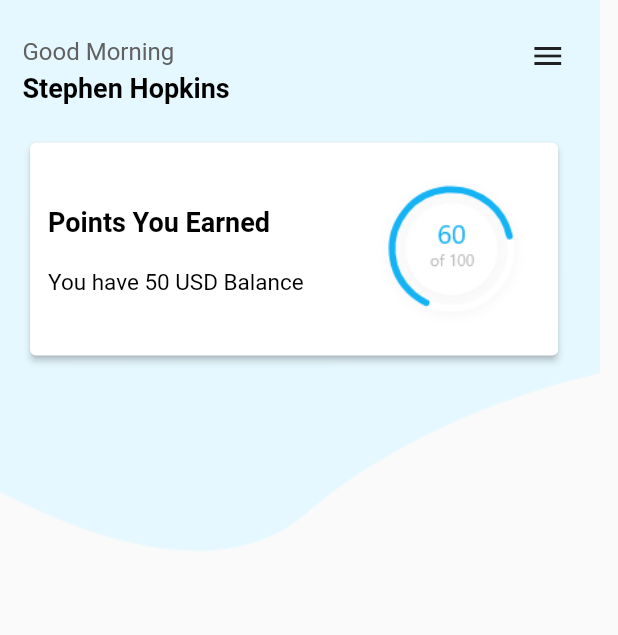
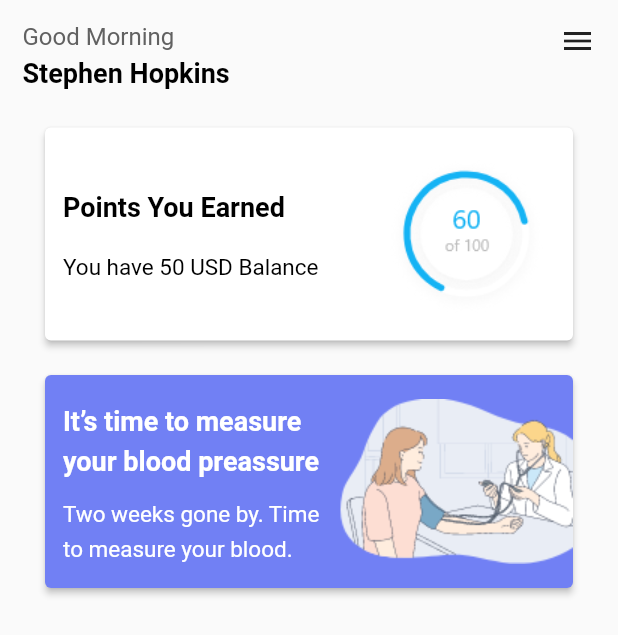
Before and after one commit to shahrukhktk/Collabrre, a Flutter app: the screen it shows after launch, on a phone screen of 412 x 824 dp. Shown: the top 635 px of the screen. Run offline on Flutter 3.47's test engine with Material 2 defaults, Android fonts, the phone set to English and light mode, and no system bars; Roboto replaces fonts that are missing (SFProDisplay).

Commit message:
init progress done

```diff
--- a/lib/main.dart
+++ b/lib/main.dart
@@ -19,15 +19,17 @@ class HomeScreen extends StatefulWidget {
 class _HomeScreenState extends State<HomeScreen> {
   @override
   Widget build(BuildContext context) {
-    return Scaffold(
+    return Container(
+      decoration: BoxDecoration(
+        image: new DecorationImage(
+          image: new AssetImage("images/background.png"),
+          fit: BoxFit.fill,
+        ),
+      ),
+      child: Scaffold(
           body: ListView(
             children: <Widget>[
-          Stack(
-            children: <Widget>[
-              Image(image: AssetImage("images/background.png"), fit: BoxFit.fill, width: 400,),
-              Positioned(
-                top: 10,
-                child: Padding(
+              Padding(
                 padding: const EdgeInsets.all(15.0),
                 child: Column(
                   children: <Widget>[
@@ -101,14 +103,55 @@ class _HomeScreenState extends State<HomeScreen> {
                       ),
                     ),
 
-                    ],
+                    Padding(
+                      padding: const EdgeInsets.only(top: 15.0),
+                      child: SizedBox(
+                        width: 360,
+                        height: 150,
+                        child: Card(
+                          elevation: 2,
+                          color: Color.fromARGB(255, 113, 128, 244),
+                          child: Padding(
+                            padding: const EdgeInsets.only(left: 12.0),
+                            child: Row(
+                              mainAxisAlignment: MainAxisAlignment.spaceBetween,
+                              children: <Widget>[
+                                Column(
+                                  mainAxisAlignment: MainAxisAlignment.center,
+                                  crossAxisAlignment: CrossAxisAlignment.start,
+                                  children: <Widget>[
+                                    Text(
+                                      'It’s time to measure \nyour blood preassure', style: TextStyle(
+                                        color: Colors.white, fontSize: 18, fontWeight: FontWeight.w600, height: 1.5
+                                    ),
+                                    ),
+
+                                    Padding(
+                                      padding: const EdgeInsets.only(top: 10.0),
+                                      child: Text(
+                                        'Two weeks gone by. Time \nto measure your blood.', style: TextStyle(
+                                          color: Colors.white, fontSize: 15, fontWeight: FontWeight.normal, height: 1.5
                                       ),
                                       ),
                                     ),
                                   ],
                                 ),
+
+                                Image(image: AssetImage('images/doctor.png'),),
+
+                              ],
+                            ),
+                          ),
+                        ),
+                      ),
+                    ),
+
+                  ],
+                ),
+              ),
             ],
           )
+        ),
     );
   }
 }
--- a/pubspec.yaml
+++ b/pubspec.yaml
@@ -44,6 +44,7 @@ flutter:
   assets:
     - images/background.png
     - images/progress.png
+    - images/doctor.png
 #    - images/a_dot_ham.jpeg
 
   # An image asset can refer to one or more resolution-specific "variants", see
```
Also changed, not shown: doctor.png (added), images/doctor.png (added). Lines whose indentation alone changed are shown as unchanged.
